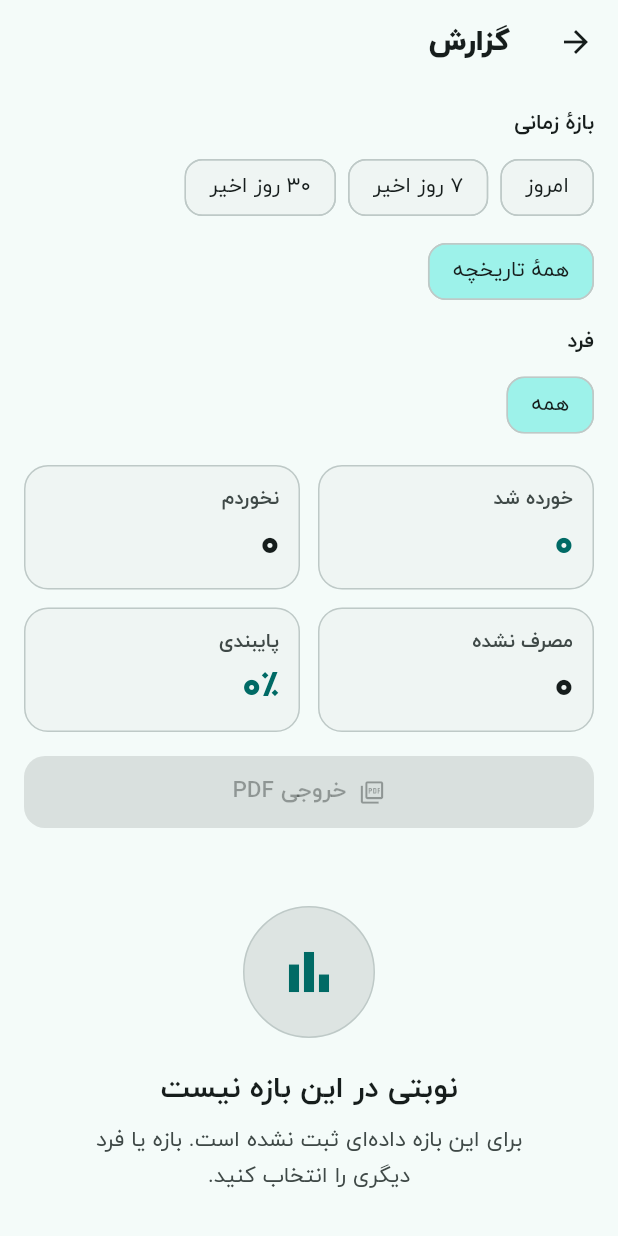
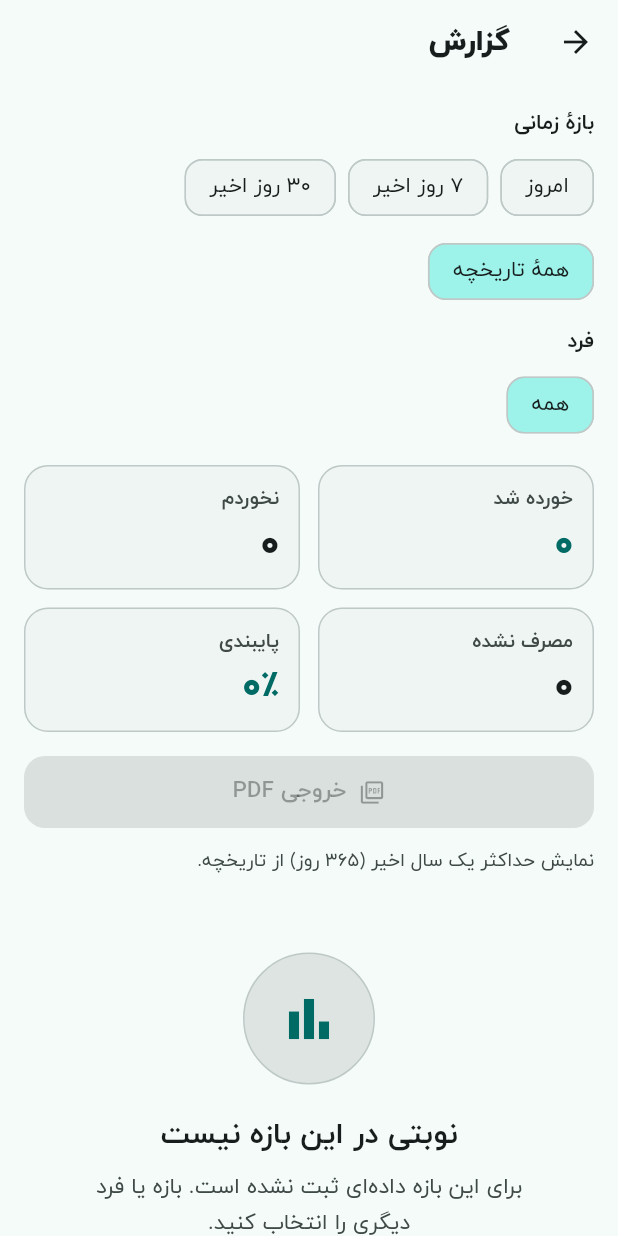
Before and after one commit to ArtinNourafshar/darooyar, a Flutter app: the ReportsScreen screen opened directly, after a tap on "همهٔ تاریخچه", on a phone screen of 412 x 824 dp. Run offline on Flutter 3.47's test engine with Material 3 defaults, Android fonts, the light colour scheme and no system bars; our stand-ins replace dynamic_color, flutter_local_notifications, flutter_timezone, open_filex, pdf, shamsi_date and 3 more; accounts and stored records are empty.

Commit message:
fix: bound the history report and render it lazily
'All history' built a slot for every medication x time x day since the first medication, then rendered them in a non-lazy ListView - roughly 58k widgets for a family with two years of data, with a crash risk and a multi-hundred-page PDF behind it.

ReportRange 'all' now starts at most 365 days back (surfaced in the UI), the report list became a CustomScrollView + SliverList.builder so only visible rows build, and ReportRange.resolve computes day-wise (DateTime(y, m, d - n)) instead of subtracting absolute hours so the window cannot shift across DST/early-morning.

Also removes the never-read ReportProvider.lastExportedPath and the dead width ternary in the stats grid.

```diff
--- a/lib/features/reports/report_models.dart
+++ b/lib/features/reports/report_models.dart
@@ -1,3 +1,5 @@
+import 'package:darooyar/core/utils/persian_utils.dart';
+
 /// بازهٔ زمانی گزارش.
 enum ReportRange {
   /// امروز.
@@ -26,24 +28,22 @@ extension ReportRangeX on ReportRange {
   /// برای [ReportRange.all] مقدار شروع `null` است و پرووایدر آن را از
   /// روی اولین تاریخ ثبت داروها تعیین می‌کند.
   (String? startKey, String endKey) resolve(DateTime now) {
-    final endKey = _key(now);
+    // محاسبهٔ روزمحور (نه ساعت‌محور) تا در مناطق زمانی با DST و اوایل بامداد
+    // کلید شروع یک روز جابه‌جا نشود.
+    final today = DateTime(now.year, now.month, now.day);
+    final endKey = PersianUtils.dateKey(today);
     switch (this) {
       case ReportRange.today:
         return (endKey, endKey);
       case ReportRange.last7:
-        return (_key(now.subtract(const Duration(days: 6))), endKey);
+        return (PersianUtils.dateKey(today.subtract(const Duration(days: 6))),
+            endKey);
       case ReportRange.last30:
-        return (_key(now.subtract(const Duration(days: 29))), endKey);
+        return (PersianUtils.dateKey(today.subtract(const Duration(days: 29))),
+            endKey);
       case ReportRange.all:
         return (null, endKey);
     }
-  }
-
-  static String _key(DateTime d) {
-    final y = d.year.toString().padLeft(4, '0');
-    final m = d.month.toString().padLeft(2, '0');
-    final day = d.day.toString().padLeft(2, '0');
-    return '$y-$m-$day';
   }
 }
 
--- a/lib/features/reports/report_provider.dart
+++ b/lib/features/reports/report_provider.dart
@@ -31,8 +31,14 @@ class ReportProvider extends ChangeNotifier {
   List<Profile> _allProfiles = const [];
   bool _loading = false;
   bool _exporting = false;
+  bool _disposed = false;
   String? _error;
-  String? _lastExportedPath;
+
+  /// حداکثر بازهٔ «همهٔ تاریخچه» به روز.
+  ///
+  /// بدون این سقف، داروهای ثبت‌شده برای سال‌ها روزانه ده‌ها هزار ردیف
+  /// می‌ساختند (کرش رندر + PDF چندصدصفحه‌ای).
+  static const int maxHistoryDays = 365;
 
   ReportRange get range => _range;
   int? get profileId => _profileId;
@@ -42,7 +48,6 @@ class ReportProvider extends ChangeNotifier {
   bool get loading => _loading;
   bool get exporting => _exporting;
   String? get error => _error;
-  String? get lastExportedPath => _lastExportedPath;
 
   bool get hasRows => _rows.isNotEmpty;
 
@@ -85,14 +90,19 @@ class ReportProvider extends ChangeNotifier {
 
       var (startKey, endKey) = _range.resolve(now);
       if (startKey == null) {
-        // «همهٔ تاریخچه»: از اولین ثبت داروها.
-        if (medications.isEmpty) {
-          startKey = todayKey;
-        } else {
-          startKey = medications
-              .map((m) => m.createdAt)
-              .reduce((a, b) => a.compareTo(b) <= 0 ? a : b);
-        }
+        // «همهٔ تاریخچه»: از اولین ثبت داروها، اما حداکثر [maxHistoryDays]
+        // روز اخیر تا تعداد ردیف‌ها همیشه محدود بماند.
+        final earliestAllowed = PersianUtils.dateKey(
+          DateTime(now.year, now.month, now.day - maxHistoryDays),
+        );
+        final firstMedication = medications.isEmpty
+            ? todayKey
+            : medications
+                .map((m) => m.createdAt)
+                .reduce((a, b) => a.compareTo(b) <= 0 ? a : b);
+        startKey = firstMedication.compareTo(earliestAllowed) > 0
+            ? firstMedication
+            : earliestAllowed;
       }
       if (startKey.compareTo(endKey) > 0) {
         startKey = endKey;
@@ -122,7 +132,6 @@ class ReportProvider extends ChangeNotifier {
 
       _rows = rows;
       _stats = _computeStats(rows);
-      _lastExportedPath = null;
     } catch (e) {
       _error = 'خطا در ساخت گزارش: $e';
     } finally {
@@ -166,7 +175,6 @@ class ReportProvider extends ChangeNotifier {
         rangeLabel: _range.label,
         profileLabel: profileLabel,
       );
-      _lastExportedPath = path;
       return path;
     } catch (e) {
       _error = 'خطا در ساخت PDF: $e';
@@ -176,6 +184,19 @@ class ReportProvider extends ChangeNotifier {
       notifyListeners();
     }
   }
+
+  /// بارگذاری ممکن است پس از dispose کامل شود.
+  @override
+  void notifyListeners() {
+    if (_disposed) return;
+    super.notifyListeners();
+  }
+
+  @override
+  void dispose() {
+    _disposed = true;
+    super.dispose();
+  }
 }
 
 extension _DoseLogKey on DoseLog {
--- a/lib/features/reports/reports_screen.dart
+++ b/lib/features/reports/reports_screen.dart
@@ -27,11 +27,18 @@ class ReportsScreen extends StatelessWidget {
               return const Center(child: CircularProgressIndicator());
             }
 
-            return ListView(
-              padding: EdgeInsets.symmetric(
-                horizontal: Scale.of(context).gutter,
-                vertical: 16,
-              ),
+            final gutter = Scale.of(context).gutter;
+            // ردیف‌ها به‌صورت تخت (سرگروه + نوبت) ساخته می‌شوند تا رندر
+            // **تنبل** باشد؛ بازه‌های بلند هزاران ردیف دارند.
+            final items = _flatten(provider.rows);
+
+            return CustomScrollView(
+              slivers: [
+                SliverPadding(
+                  padding: EdgeInsets.symmetric(horizontal: gutter, vertical: 16),
+                  sliver: SliverToBoxAdapter(
+                    child: Column(
+                      crossAxisAlignment: CrossAxisAlignment.stretch,
                       children: [
                         _RangeSelector(provider: provider),
                         const SizedBox(height: 12),
@@ -49,6 +56,20 @@ class ReportsScreen extends StatelessWidget {
                             ),
                           ),
                         ],
+                        if (provider.range == ReportRange.all) ...[
+                          const SizedBox(height: 12),
+                          Text(
+                            'نمایش حداکثر یک سال اخیر (۳۶۵ روز) از تاریخچه.',
+                            style: Theme.of(context)
+                                .textTheme
+                                .bodySmall
+                                ?.copyWith(
+                                  color: Theme.of(context)
+                                      .colorScheme
+                                      .onSurfaceVariant,
+                                ),
+                          ),
+                        ],
                         const SizedBox(height: 20),
                         if (provider.rows.isEmpty)
                           const EmptyState(
@@ -57,10 +78,25 @@ class ReportsScreen extends StatelessWidget {
                             message:
                                 'برای این بازه داده‌ای ثبت نشده است. بازه یا فرد '
                                 'دیگری را انتخاب کنید.',
-                  )
-                else
-                  ..._dayGroups(context, provider.rows),
-                const SizedBox(height: 40),
+                          ),
+                      ],
+                    ),
+                  ),
+                ),
+                if (items.isNotEmpty)
+                  SliverPadding(
+                    padding: EdgeInsets.symmetric(horizontal: gutter),
+                    sliver: SliverList.builder(
+                      itemCount: items.length,
+                      itemBuilder: (context, index) {
+                        final item = items[index];
+                        final header = item.header;
+                        if (header != null) return _DayHeader(dateKey: header);
+                        return _ReportRow(row: item.slot!);
+                      },
+                    ),
+                  ),
+                const SliverToBoxAdapter(child: SizedBox(height: 40)),
               ],
             );
           },
@@ -69,8 +105,8 @@ class ReportsScreen extends StatelessWidget {
     );
   }
 
-  /// گروه‌بندی ردیف‌ها بر اساس روز + سرگروه شمسی.
-  List<Widget> _dayGroups(BuildContext context, List<DoseSlot> rows) {
+  /// تخت‌کردن ردیف‌ها: هر روز یک سرگروه، سپس نوبت‌های همان روز.
+  List<({String? header, DoseSlot? slot})> _flatten(List<DoseSlot> rows) {
     final groups = <String, List<DoseSlot>>{};
     for (final row in rows) {
       groups.putIfAbsent(row.dateKey, () => []).add(row);
@@ -78,19 +114,34 @@ class ReportsScreen extends StatelessWidget {
     final keys = groups.keys.toList(growable: false)
       ..sort((a, b) => b.compareTo(a)); // جدیدترین روز بالاتر
 
+    return [
+      for (final key in keys) ...[
+        (header: key, slot: null),
+        for (final row in groups[key]!) (header: null, slot: row),
+      ],
+    ];
+  }
+}
+
+/// سرگروه روز در جدول گزارش (تاریخ شمسی + جداکننده).
+class _DayHeader extends StatelessWidget {
+  const _DayHeader({required this.dateKey});
+
+  final String dateKey;
+
+  @override
+  Widget build(BuildContext context) {
     final textTheme = Theme.of(context).textTheme;
     final scheme = Theme.of(context).colorScheme;
 
-    return [
-      for (final key in keys) ...[
-        Padding(
+    return Padding(
       padding: const EdgeInsets.only(top: 8, bottom: 8),
       child: Row(
         children: [
           Icon(Icons.calendar_today_outlined, size: 16, color: scheme.primary),
           const SizedBox(width: 6),
           Text(
-                PersianUtils.formatJalaliFromDateKey(key),
+            PersianUtils.formatJalaliFromDateKey(dateKey),
             style: textTheme.titleSmall,
           ),
           const SizedBox(width: 12),
@@ -99,11 +150,7 @@ class ReportsScreen extends StatelessWidget {
           ),
         ],
       ),
-        ),
-        for (final row in groups[key]!) _ReportRow(row: row),
-        const SizedBox(height: 8),
-      ],
-    ];
+    );
   }
 }
 
@@ -196,11 +243,7 @@ class _StatsGrid extends StatelessWidget {
 
     return LayoutBuilder(
       builder: (context, constraints) {
-        final columns = constraints.maxWidth >= 720
-            ? 4
-            : constraints.maxWidth >= 420
-                ? 2
-                : 2;
+        final columns = constraints.maxWidth >= 720 ? 4 : 2;
         final width = (constraints.maxWidth - (columns - 1) * 12) / columns;
 
         return Wrap(
```
Also changed, not shown: 1 other file. Lines whose indentation alone changed are shown as unchanged.
